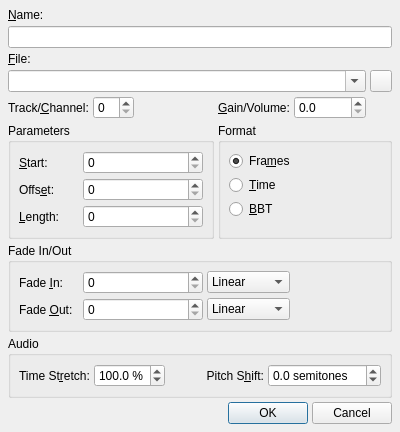
Old version of the form src/qtractorClipForm.ui in the repository rncbc/qtractor.
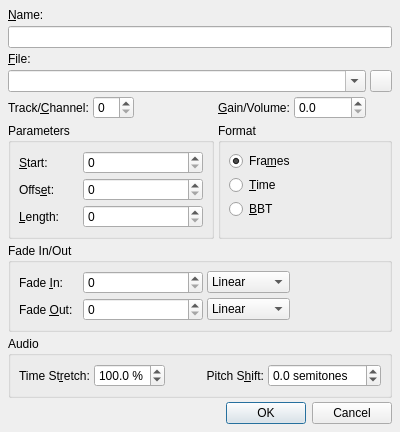
New version of the form. Icons and pictures are not drawn. Custom widgets are drawn as their Qt base class.

Commit message: - General standard dialog buttons layout is now in place.

Diff of the .ui file:
```diff
--- a/src/qtractorClipForm.ui
+++ b/src/qtractorClipForm.ui
@@ -562,41 +562,14 @@
     </widget>
    </item>
    <item row="8" column="0" colspan="6" >
-    <layout class="QHBoxLayout" >
-     <item>
-      <spacer>
-       <property name="orientation" >
-        <enum>Qt::Horizontal</enum>
-       </property>
-       <property name="sizeHint" >
-        <size>
-         <width>20</width>
-         <height>20</height>
-        </size>
-       </property>
-      </spacer>
-     </item>
-     <item>
-      <widget class="QPushButton" name="OkPushButton" >
-       <property name="text" >
-        <string>OK</string>
-       </property>
-       <property name="icon" >
-        <iconset resource="qtractor.qrc" >:/images/formAccept.png</iconset>
-       </property>
-      </widget>
-     </item>
-     <item>
-      <widget class="QPushButton" name="CancelPushButton" >
-       <property name="text" >
-        <string>Cancel</string>
-       </property>
-       <property name="icon" >
-        <iconset resource="qtractor.qrc" >:/images/formReject.png</iconset>
-       </property>
-      </widget>
-     </item>
-    </layout>
+    <widget class="QDialogButtonBox" name="DialogButtonBox">
+     <property name="orientation">
+      <enum>Qt::Horizontal</enum>
+     </property>
+     <property name="standardButtons">
+      <set>QDialogButtonBox::Cancel|QDialogButtonBox::Ok</set>
+     </property>
+    </widget>
    </item>
   </layout>
  </widget>
```
Left out of the diff: 3 changed lines with no effect on the pictures. The commit also changes 26 other files.
